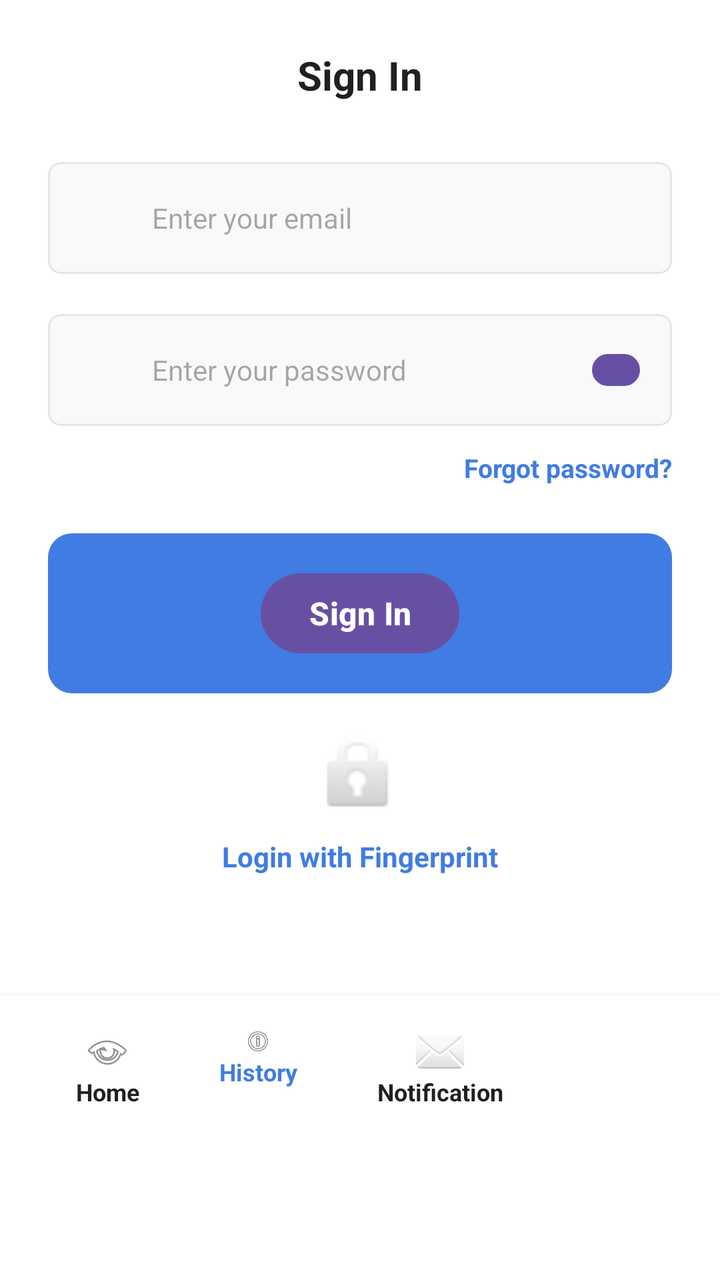
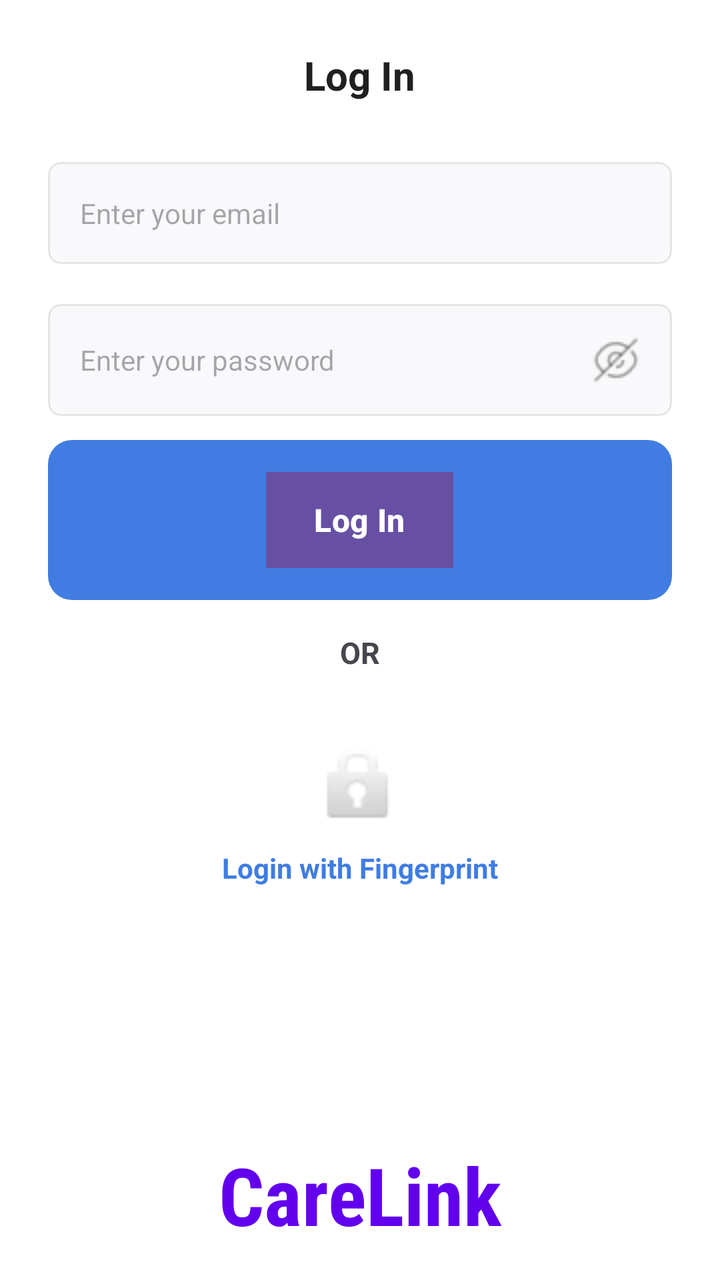

An Android layout rendered at two revisions. The XML below is the earlier revision; the diff shows what the commit changed to produce the second picture.
<!-- AndroidManifest.xml: application theme Theme.HealthBandMobile -->
<!-- res/layout/login.xml -->
<LinearLayout
    xmlns:android="http://schemas.android.com/apk/res/android"
    xmlns:tools="http://schemas.android.com/tools"
    android:background="#FFFFFF"
    android:orientation="vertical"
    android:layout_width="match_parent"
    android:layout_height="match_parent">

    <ScrollView
        android:layout_width="match_parent"
        android:layout_height="0dp"
        android:layout_weight="1"
        android:background="#FFFFFF">

        <LinearLayout
            android:layout_width="match_parent"
            android:layout_height="wrap_content"
            android:orientation="vertical"
            android:padding="24dp">

            
            <LinearLayout
                android:layout_width="match_parent"
                android:layout_height="wrap_content"
                android:gravity="center"
                android:layout_marginBottom="30dp"
                android:orientation="horizontal">

                <TextView
                    android:text="Sign In"
                    android:textColor="#221F1F"
                    android:textSize="20sp"
                    android:textStyle="bold"
                    android:layout_width="wrap_content"
                    android:layout_height="wrap_content" />
            </LinearLayout>

            
            <LinearLayout
                android:layout_width="match_parent"
                android:layout_height="wrap_content"
                android:background="@drawable/login_input_field_bg"
                android:padding="16dp"
                android:layout_marginBottom="20dp"
                android:orientation="horizontal"
                android:gravity="center_vertical">

                <ImageView
                    android:layout_width="24dp"
                    android:layout_height="24dp"
                    android:layout_marginEnd="12dp"
                    android:src="@mipmap/ic_launcher" />

                <EditText
                    android:id="@+id/editTextEmail"
                    android:layout_width="0dp"
                    android:layout_height="wrap_content"
                    android:layout_weight="1"
                    android:hint="Enter your email"
                    android:inputType="textEmailAddress"
                    android:textColor="#221F1F"
                    android:textSize="14sp"
                    android:background="@null" />
            </LinearLayout>

            
            <LinearLayout
                android:layout_width="match_parent"
                android:layout_height="wrap_content"
                android:background="@drawable/login_input_field_bg"
                android:padding="16dp"
                android:layout_marginBottom="12dp"
                android:orientation="horizontal"
                android:gravity="center_vertical">

                <ImageView
                    android:layout_width="24dp"
                    android:layout_height="24dp"
                    android:layout_marginEnd="12dp"
                    android:src="@mipmap/ic_launcher" />

                <EditText
                    android:id="@+id/editTextPassword"
                    android:layout_width="0dp"
                    android:layout_height="wrap_content"
                    android:layout_weight="1"
                    android:hint="Enter your password"
                    android:inputType="textPassword"
                    android:textColor="#221F1F"
                    android:textSize="14sp"
                    android:background="@null" />

                <Button
                    android:id="@+id/btnTogglePassword"
                    android:layout_width="24dp"
                    android:layout_height="24dp"
                     />
            </LinearLayout>

            
            <TextView
                android:id="@+id/textViewForgotPassword"
                android:layout_width="wrap_content"
                android:layout_height="wrap_content"
                android:text="Forgot password?"
                android:textColor="#407CE2"
                android:textSize="13sp"
                android:textStyle="bold"
                android:layout_gravity="end"
                android:layout_marginBottom="24dp" />

            
            <LinearLayout
                android:layout_width="match_parent"
                android:layout_height="wrap_content"
                android:background="@drawable/login_button_primary"
                android:clickable="true"
                android:focusable="true"
                android:gravity="center"
                android:paddingVertical="16dp">

                <Button
                    android:id="@+id/btnSignIn"
                    android:layout_width="wrap_content"
                    android:layout_height="wrap_content"
                    android:text="Sign In"
                    android:textColor="#FFFFFF"
                    android:textSize="16sp"
                    android:textStyle="bold" />
            </LinearLayout>

            
            <LinearLayout
                android:id="@+id/btnFingerprintLogin"
                android:layout_width="wrap_content"
                android:layout_height="wrap_content"
                android:gravity="center"
                android:orientation="vertical"
                android:layout_gravity="center_horizontal"
                android:padding="16dp"
                android:clickable="true"
                android:focusable="true">

                <ImageView
                    android:layout_width="48dp"
                    android:layout_height="48dp"
                    android:src="@android:drawable/ic_lock_idle_lock" />

                <TextView
                    android:layout_width="wrap_content"
                    android:layout_height="wrap_content"
                    android:text="Login with Fingerprint"
                    android:textColor="#407CE2"
                    android:textSize="14sp"
                    android:textStyle="bold"
                    android:layout_marginTop="8dp"/>
            </LinearLayout>

        </LinearLayout>

    </ScrollView>
    <LinearLayout
        android:layout_width="match_parent"
        android:layout_height="wrap_content"
        android:background="#FFFFFF"
        android:orientation="horizontal"
        android:elevation="4dp"
        android:paddingHorizontal="38dp"
        android:paddingVertical="16dp"

        >

        <LinearLayout
            android:id="@+id/navHome"
            android:orientation="vertical"
            android:gravity="center_horizontal"
            android:clickable="true"
            android:focusable="true"
            android:layout_width="wrap_content"
            android:layout_height="wrap_content"
            android:layout_marginEnd="40dp">

            <ImageView
                android:layout_width="24dp"
                android:layout_height="24dp"
                android:src="@android:drawable/ic_menu_view" />
            <TextView
                android:layout_width="wrap_content"
                android:layout_height="wrap_content"
                android:text="Home"
                android:textColor="#221F1F"
                android:textSize="12sp"
                android:textStyle="bold" />
        </LinearLayout>

        <LinearLayout
            android:id="@+id/navHistory"
            android:orientation="vertical"
            android:gravity="center_horizontal"
            android:clickable="true"
            android:focusable="true"
            android:layout_width="wrap_content"
            android:layout_height="wrap_content"
            android:layout_marginEnd="40dp">

            <ImageView
                android:layout_width="24dp"
                android:layout_height="14dp"
                android:src="@android:drawable/ic_menu_info_details" />
            <TextView
                android:layout_width="wrap_content"
                android:layout_height="wrap_content"
                android:text="History"
                android:textColor="#407CE2"
                android:textSize="12sp"
                android:textStyle="bold" />
        </LinearLayout>

        <LinearLayout
            android:id="@+id/navNotification"
            android:orientation="vertical"
            android:gravity="center_horizontal"
            android:clickable="true"
            android:focusable="true"
            android:layout_width="wrap_content"
            android:layout_height="wrap_content"
            android:layout_marginEnd="40dp">

            <ImageView
                android:layout_width="24dp"
                android:layout_height="24dp"
                android:src="@android:drawable/ic_dialog_email" />
            <TextView
                android:layout_width="wrap_content"
                android:layout_height="wrap_content"
                android:text="Notification"
                android:textColor="#221F1F"
                android:textSize="12sp"
                android:textStyle="bold" />
        </LinearLayout>

        <LinearLayout
            android:id="@+id/navProfile"
            android:layout_width="wrap_content"
            android:layout_height="wrap_content"
            android:layout_marginEnd="31dp"
            android:clickable="true"
            android:focusable="true"
            android:gravity="center_horizontal"
            android:orientation="vertical">

            <ImageView
                android:layout_width="24dp"
                android:layout_height="24dp"
                android:src="@android:drawable/ic_menu_myplaces" />

            <TextView
                android:layout_width="wrap_content"
                android:layout_height="wrap_content"
                android:text="Profile"
                android:textColor="#221F1F"
                android:textSize="12sp"
                android:textStyle="bold" />
        </LinearLayout>
    </LinearLayout>
</LinearLayout>
<!-- resources referenced by this layout -->
<resources>
  <!-- drawable login_button_primary (drawable) -->
  <shape xmlns:android="http://schemas.android.com/apk/res/android">
      <solid android:color="#407CE2"/>
      <corners android:radius="12dp"/>
  </shape>
  <!-- drawable login_input_field_bg (drawable) -->
  <?xml version="1.0" encoding="UTF-8"?>
  <shape
      xmlns:android="http://schemas.android.com/apk/res/android">
      <solid
          android:color="#F9F9FB"
          />
      <stroke
          android:color="#1A221F1F"
          android:width="1dp"
          />
      <corners
          android:radius="6dp"
          />
  </shape>
  <!-- mipmap ic_launcher (mipmap-anydpi-v26) -->
  <?xml version="1.0" encoding="utf-8"?>
  <adaptive-icon xmlns:android="http://schemas.android.com/apk/res/android">
      <background android:drawable="@drawable/ic_launcher_background"/>
      <foreground android:drawable="@drawable/ic_launcher_foreground"/>
  </adaptive-icon>
  <style name="Theme.HealthBandMobile" parent="Base.Theme.HealthBandMobile" />
  <!-- drawable ic_launcher_background: vector/xml drawable (drawable, 4866 chars, omitted) -->
  <!-- drawable ic_launcher_foreground (drawable) -->
  <vector xmlns:android="http://schemas.android.com/apk/res/android"
      xmlns:aapt="http://schemas.android.com/aapt"
      android:width="108dp"
      android:height="108dp"
      android:viewportWidth="108"
      android:viewportHeight="108">
      <path
          android:pathData="M31,63.928c0,0 6.4,-11 12.1,-13.1c7.2,-2.6 26,-1.4 26,-1.4l38.1,38.1L107,108.928l-32,-1L31,63.928z">
          <aapt:attr name="android:fillColor">
              <gradient
                  android:startY="49.59793"
                  android:startX="42.9492"
                  android:endY="92.4963"
                  android:endX="85.84757"
                  android:type="linear">
                  <item
                      android:color="#44000000"
                      android:offset="0.0" />
                  <item
                      android:color="#00000000"
                      android:offset="1.0" />
              </gradient>
          </aapt:attr>
      </path>
      <path
          android:pathData="M65.3,45.828l3.8,-6.6c0.2,-0.4 0.1,-0.9 -0.3,-1.1c-0.4,-0.2 -0.9,-0.1 -1.1,0.3l-3.9,6.7c-6.3,-2.8 -13.4,-2.8 -19.7,0l-3.9,-6.7c-0.2,-0.4 -0.7,-0.5 -1.1,-0.3C38.8,38.328 38.7,38.828 38.9,39.228l3.8,6.6C36.2,49.428 31.7,56.028 31,63.928h46C76.3,56.028 71.8,49.428 65.3,45.828zM43.4,57.328c-0.8,0 -1.5,-0.5 -1.8,-1.2c-0.3,-0.7 -0.1,-1.5 0.4,-2.1c0.5,-0.5 1.4,-0.7 2.1,-0.4c0.7,0.3 1.2,1 1.2,1.8C45.3,56.528 44.5,57.328 43.4,57.328L43.4,57.328zM64.6,57.328c-0.8,0 -1.5,-0.5 -1.8,-1.2s-0.1,-1.5 0.4,-2.1c0.5,-0.5 1.4,-0.7 2.1,-0.4c0.7,0.3 1.2,1 1.2,1.8C66.5,56.528 65.6,57.328 64.6,57.328L64.6,57.328z"
          android:fillColor="#FFFFFF"
          android:fillType="nonZero"
          android:strokeWidth="1"
          android:strokeColor="#00000000"/>
  </vector>
  <style name="Base.Theme.HealthBandMobile" parent="Theme.Material3.DayNight.NoActionBar">
          
          
      </style>
</resources>

<!-- the commit's change to res/layout/login.xml (unified diff, before → after) -->
@@ -27,7 +27,7 @@
                 android:orientation="horizontal">
 
                 <TextView
-                    android:text="Sign In"
+                    android:text="Log In"
                     android:textColor="#221F1F"
                     android:textSize="20sp"
                     android:textStyle="bold"
@@ -45,11 +45,7 @@
                 android:orientation="horizontal"
                 android:gravity="center_vertical">
 
-                <ImageView
-                    android:layout_width="24dp"
-                    android:layout_height="24dp"
-                    android:layout_marginEnd="12dp"
-                    android:src="@mipmap/ic_launcher" />
+
 
                 <EditText
                     android:id="@+id/editTextEmail"
@@ -73,11 +69,6 @@
                 android:orientation="horizontal"
                 android:gravity="center_vertical">
 
-                <ImageView
-                    android:layout_width="24dp"
-                    android:layout_height="24dp"
-                    android:layout_marginEnd="12dp"
-                    android:src="@mipmap/ic_launcher" />
 
                 <EditText
                     android:id="@+id/editTextPassword"
@@ -90,24 +81,16 @@
                     android:textSize="14sp"
                     android:background="@null" />
 
-                <Button
+                <ImageButton
                     android:id="@+id/btnTogglePassword"
                     android:layout_width="24dp"
                     android:layout_height="24dp"
-                     />
+                    android:background="@null"
+                    android:src="@drawable/ic_eye"
+                 />
+
             </LinearLayout>
 
-            
-            <TextView
-                android:id="@+id/textViewForgotPassword"
-                android:layout_width="wrap_content"
-                android:layout_height="wrap_content"
-                android:text="Forgot password?"
-                android:textColor="#407CE2"
-                android:textSize="13sp"
-                android:textStyle="bold"
-                android:layout_gravity="end"
-                android:layout_marginBottom="24dp" />
 
             
             <LinearLayout
@@ -123,11 +106,26 @@
                     android:id="@+id/btnSignIn"
                     android:layout_width="wrap_content"
                     android:layout_height="wrap_content"
-                    android:text="Sign In"
+                    android:text="Log In"
                     android:textColor="#FFFFFF"
                     android:textSize="16sp"
-                    android:textStyle="bold" />
+                    android:textStyle="bold"
+                    android:background="@color/blue"
+                    />
+
             </LinearLayout>
+
+            <TextView
+                android:layout_width="wrap_content"
+                android:layout_height="wrap_content"
+                android:text="OR"
+                android:textSize="15sp"
+                android:textStyle="bold"
+                android:layout_gravity="center_horizontal"
+                android:padding="16dp"/>
+
+
+
 
             
             <LinearLayout
@@ -156,111 +154,22 @@
                     android:layout_marginTop="8dp"/>
             </LinearLayout>
 
+
+
         </LinearLayout>
 
     </ScrollView>
-    <LinearLayout
-        android:layout_width="match_parent"
+    <TextView
+        android:id="@+id/careLinkText"
+        android:layout_width="wrap_content"
         android:layout_height="wrap_content"
-        android:background="#FFFFFF"
-        android:orientation="horizontal"
-        android:elevation="4dp"
-        android:paddingHorizontal="38dp"
-        android:paddingVertical="16dp"
+        android:text="CareLink"
+        android:textColor="#6200EE"
+    android:textSize="40sp"
+    android:textStyle="bold"
+    android:fontFamily="sans-serif-condensed"
+    android:layout_gravity="center_horizontal"
+    android:padding="16dp"/>
 
-        >
 
-        <LinearLayout
-            android:id="@+id/navHome"
-            android:orientation="vertical"
-            android:gravity="center_horizontal"
-            android:clickable="true"
-            android:focusable="true"
-            android:layout_width="wrap_content"
-            android:layout_height="wrap_content"
-            android:layout_marginEnd="40dp">
-
-            <ImageView
-                android:layout_width="24dp"
-                android:layout_height="24dp"
-                android:src="@android:drawable/ic_menu_view" />
-            <TextView
-                android:layout_width="wrap_content"
-                android:layout_height="wrap_content"
-                android:text="Home"
-                android:textColor="#221F1F"
-                android:textSize="12sp"
-                android:textStyle="bold" />
-        </LinearLayout>
-
-        <LinearLayout
-            android:id="@+id/navHistory"
-            android:orientation="vertical"
-            android:gravity="center_horizontal"
-            android:clickable="true"
-            android:focusable="true"
-            android:layout_width="wrap_content"
-            android:layout_height="wrap_content"
-            android:layout_marginEnd="40dp">
-
-            <ImageView
-                android:layout_width="24dp"
-                android:layout_height="14dp"
-                android:src="@android:drawable/ic_menu_info_details" />
-            <TextView
-                android:layout_width="wrap_content"
-                android:layout_height="wrap_content"
-                android:text="History"
-                android:textColor="#407CE2"
-                android:textSize="12sp"
-                android:textStyle="bold" />
-        </LinearLayout>
-
-        <LinearLayout
-            android:id="@+id/navNotification"
-            android:orientation="vertical"
-            android:gravity="center_horizontal"
-            android:clickable="true"
-            android:focusable="true"
-            android:layout_width="wrap_content"
-            android:layout_height="wrap_content"
-            android:layout_marginEnd="40dp">
-
-            <ImageView
-                android:layout_width="24dp"
-                android:layout_height="24dp"
-                android:src="@android:drawable/ic_dialog_email" />
-            <TextView
-                android:layout_width="wrap_content"
-                android:layout_height="wrap_content"
-                android:text="Notification"
-                android:textColor="#221F1F"
-                android:textSize="12sp"
-                android:textStyle="bold" />
-        </LinearLayout>
-
-        <LinearLayout
-            android:id="@+id/navProfile"
-            android:layout_width="wrap_content"
-            android:layout_height="wrap_content"
-            android:layout_marginEnd="31dp"
-            android:clickable="true"
-            android:focusable="true"
-            android:gravity="center_horizontal"
-            android:orientation="vertical">
-
-            <ImageView
-                android:layout_width="24dp"
-                android:layout_height="24dp"
-                android:src="@android:drawable/ic_menu_myplaces" />
-
-            <TextView
-                android:layout_width="wrap_content"
-                android:layout_height="wrap_content"
-                android:text="Profile"
-                android:textColor="#221F1F"
-                android:textSize="12sp"
-                android:textStyle="bold" />
-        </LinearLayout>
-    </LinearLayout>
 </LinearLayout>
<!-- resource entries referenced after the edit -->
@@ -1,5 +1,7 @@
 <!-- resources referenced by this layout -->
 <resources>
+  <color name="blue">#4F46E5</color>
+  <!-- drawable ic_eye: png bitmap (drawable, 942 bytes) -->
   <!-- drawable login_button_primary (drawable) -->
   <shape xmlns:android="http://schemas.android.com/apk/res/android">
       <solid android:color="#407CE2"/>
@@ -20,46 +22,7 @@
           android:radius="6dp"
           />
   </shape>
-  <!-- mipmap ic_launcher (mipmap-anydpi-v26) -->
-  <?xml version="1.0" encoding="utf-8"?>
-  <adaptive-icon xmlns:android="http://schemas.android.com/apk/res/android">
-      <background android:drawable="@drawable/ic_launcher_background"/>
-      <foreground android:drawable="@drawable/ic_launcher_foreground"/>
-  </adaptive-icon>
   <style name="Theme.HealthBandMobile" parent="Base.Theme.HealthBandMobile" />
-  <!-- drawable ic_launcher_background: vector/xml drawable (drawable, 4866 chars, omitted) -->
-  <!-- drawable ic_launcher_foreground (drawable) -->
-  <vector xmlns:android="http://schemas.android.com/apk/res/android"
-      xmlns:aapt="http://schemas.android.com/aapt"
-      android:width="108dp"
-      android:height="108dp"
-      android:viewportWidth="108"
-      android:viewportHeight="108">
-      <path
-          android:pathData="M31,63.928c0,0 6.4,-11 12.1,-13.1c7.2,-2.6 26,-1.4 26,-1.4l38.1,38.1L107,108.928l-32,-1L31,63.928z">
-          <aapt:attr name="android:fillColor">
-              <gradient
-                  android:startY="49.59793"
-                  android:startX="42.9492"
-                  android:endY="92.4963"
-                  android:endX="85.84757"
-                  android:type="linear">
-                  <item
-                      android:color="#44000000"
-                      android:offset="0.0" />
-                  <item
-                      android:color="#00000000"
-                      android:offset="1.0" />
-              </gradient>
-          </aapt:attr>
-      </path>
-      <path
-          android:pathData="M65.3,45.828l3.8,-6.6c0.2,-0.4 0.1,-0.9 -0.3,-1.1c-0.4,-0.2 -0.9,-0.1 -1.1,0.3l-3.9,6.7c-6.3,-2.8 -13.4,-2.8 -19.7,0l-3.9,-6.7c-0.2,-0.4 -0.7,-0.5 -1.1,-0.3C38.8,38.328 38.7,38.828 38.9,39.228l3.8,6.6C36.2,49.428 31.7,56.028 31,63.928h46C76.3,56.028 71.8,49.428 65.3,45.828zM43.4,57.328c-0.8,0 -1.5,-0.5 -1.8,-1.2c-0.3,-0.7 -0.1,-1.5 0.4,-2.1c0.5,-0.5 1.4,-0.7 2.1,-0.4c0.7,0.3 1.2,1 1.2,1.8C45.3,56.528 44.5,57.328 43.4,57.328L43.4,57.328zM64.6,57.328c-0.8,0 -1.5,-0.5 -1.8,-1.2s-0.1,-1.5 0.4,-2.1c0.5,-0.5 1.4,-0.7 2.1,-0.4c0.7,0.3 1.2,1 1.2,1.8C66.5,56.528 65.6,57.328 64.6,57.328L64.6,57.328z"
-          android:fillColor="#FFFFFF"
-          android:fillType="nonZero"
-          android:strokeWidth="1"
-          android:strokeColor="#00000000"/>
-  </vector>
   <style name="Base.Theme.HealthBandMobile" parent="Theme.Material3.DayNight.NoActionBar">
           
           
